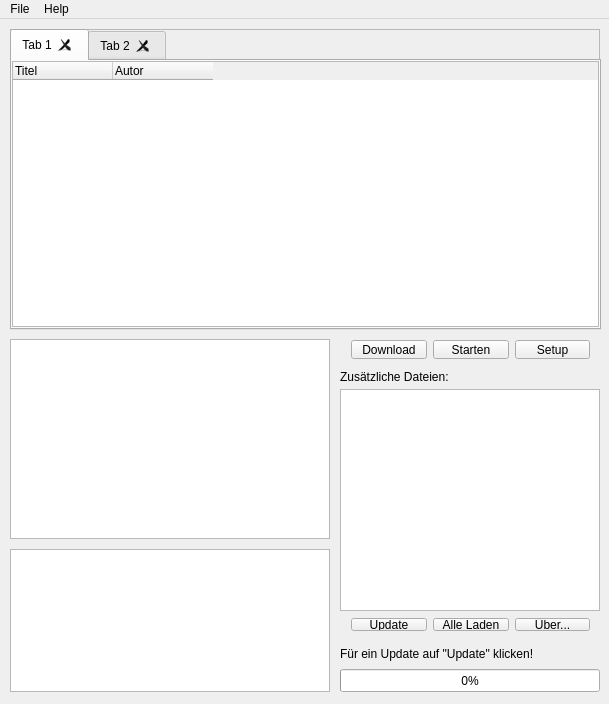
Old version of the form mainwindow.ui in the repository ManiacTwister/MMMLauncher.
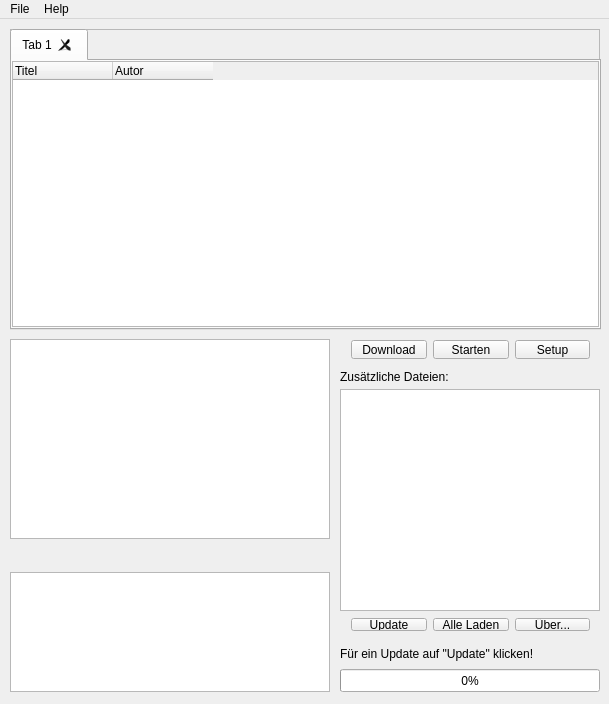
New version of the form. Icons and pictures are not drawn.

Diff of the .ui file:
```diff
--- a/mainwindow.ui
+++ b/mainwindow.ui
@@ -249,21 +249,21 @@
     <property name="geometry">
      <rect>
       <x>10</x>
-      <y>530</y>
+      <y>553</y>
       <width>320</width>
-      <height>143</height>
+      <height>120</height>
      </rect>
     </property>
     <property name="minimumSize">
      <size>
       <width>320</width>
-      <height>139</height>
+      <height>120</height>
      </size>
     </property>
     <property name="maximumSize">
      <size>
       <width>316</width>
-      <height>143</height>
+      <height>120</height>
      </size>
     </property>
     <property name="readOnly">
@@ -370,11 +370,39 @@
       </column>
      </widget>
     </widget>
-    <widget class="QWidget" name="tab_2">
-     <attribute name="title">
-      <string>Tab 2</string>
-     </attribute>
-    </widget>
+   </widget>
+   <widget class="QWidget" name="horizontalLayoutWidget_3">
+    <property name="geometry">
+     <rect>
+      <x>10</x>
+      <y>526</y>
+      <width>321</width>
+      <height>21</height>
+     </rect>
+    </property>
+    <layout class="QHBoxLayout" name="horizontalLayout_3">
+     <item alignment="Qt::AlignLeft">
+      <widget class="QLabel" name="actions">
+       <property name="text">
+        <string>&lt;b&gt;Aktionen:&lt;/b&gt; N/A</string>
+       </property>
+      </widget>
+     </item>
+     <item alignment="Qt::AlignHCenter">
+      <widget class="QLabel" name="length">
+       <property name="text">
+        <string>&lt;b&gt;Länge:&lt;/b&gt; N/A</string>
+       </property>
+      </widget>
+     </item>
+     <item alignment="Qt::AlignRight">
+      <widget class="QLabel" name="difficulty">
+       <property name="text">
+        <string>&lt;b&gt;Schwierigkeit:&lt;/b&gt; N/A</string>
+       </property>
+      </widget>
+     </item>
+    </layout>
    </widget>
   </widget>
   <widget class="QMenuBar" name="menuBar">
```
